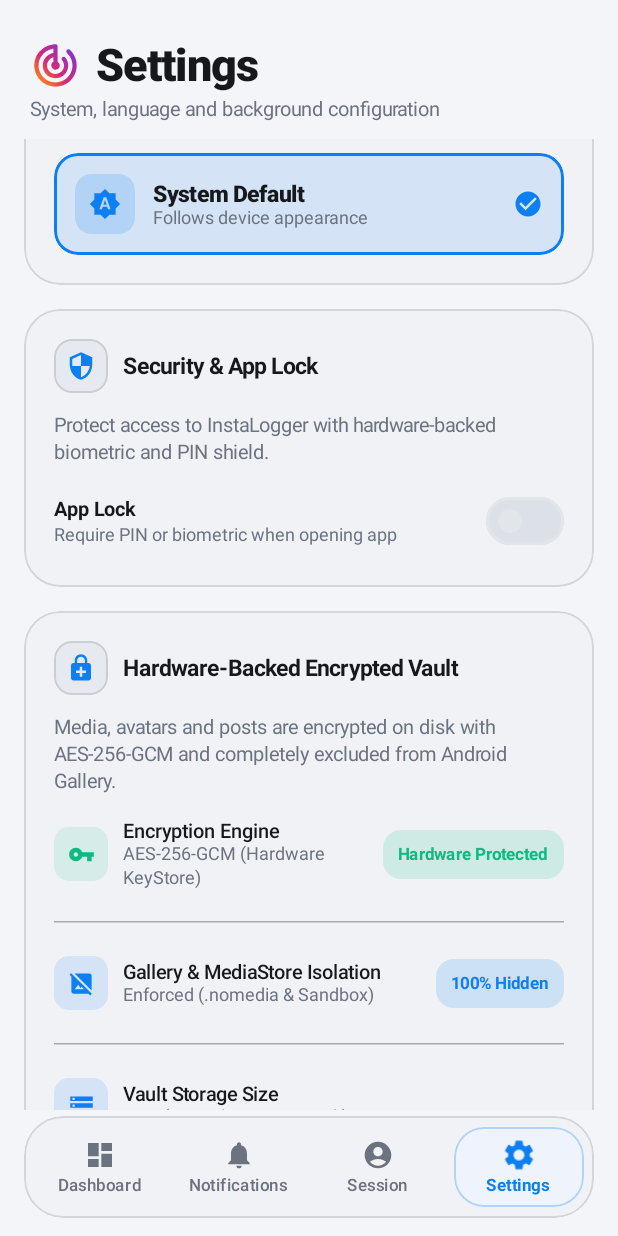
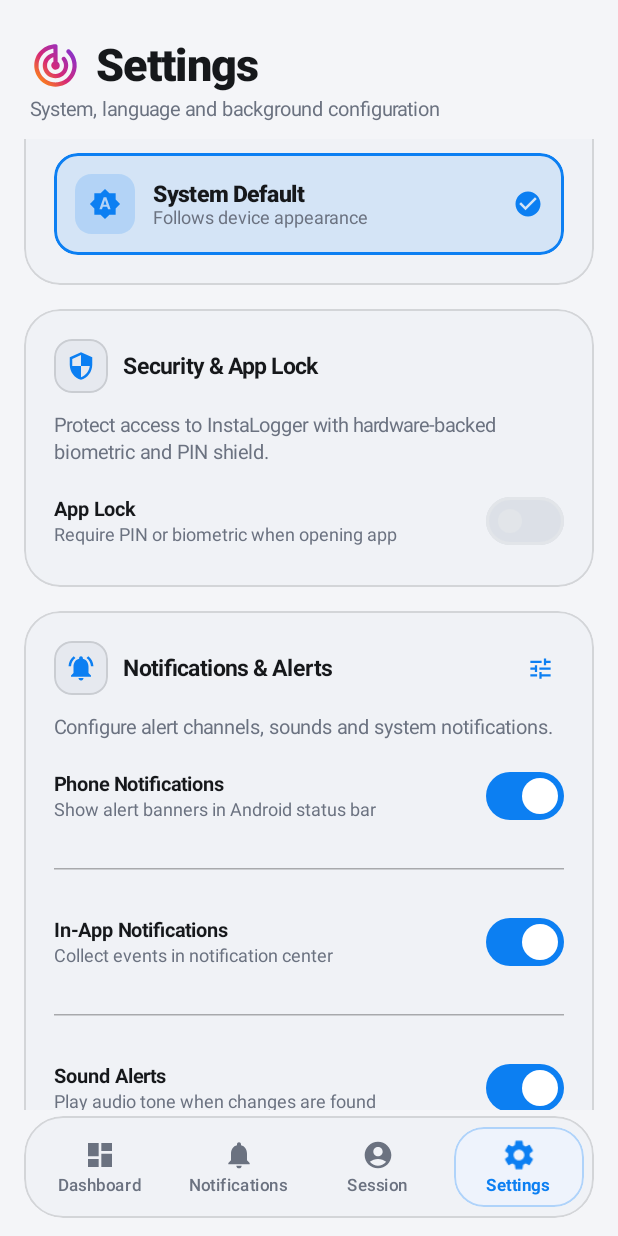
Before and after one commit to ramilseferov/instalogger, an Android app built with Jetpack Compose: the SettingsScreen screen opened through its navigation route, scrolled down 452 dp, on a phone screen of 412 x 824 dp. Run offline under Robolectric (Android 15) with nearby library versions, the phone set to English and light mode, and no system bars; our stand-ins replace Shimmer.

Commit message:
fix(security): resolve biometric prompt context unwrap and remove vault info card from settings

```diff
--- a/android/app/build.gradle.kts
+++ b/android/app/build.gradle.kts
@@ -13,8 +13,8 @@ android {
         applicationId = "com.instalogger.app"
         minSdk = 26
         targetSdk = 35
-        versionCode = 14
-        versionName = "1.0.13"
+        versionCode = 15
+        versionName = "1.0.14"
 
         testInstrumentationRunner = "androidx.test.runner.AndroidJUnitRunner"
         vectorDrawables {
--- a/android/app/src/main/java/com/instalogger/app/MainActivity.kt
+++ b/android/app/src/main/java/com/instalogger/app/MainActivity.kt
@@ -120,7 +120,10 @@ class MainActivity : FragmentActivity() {
             ) {
                 InstaLoggerTheme(themeMode = themeMode) {
                     if (isAppLocked && isLockConfigured) {
-                        AppLockScreen(appLockManager = app.appLockManager)
+                        AppLockScreen(
+                            activity = this@MainActivity,
+                            appLockManager = app.appLockManager
+                        )
                     } else {
                         val navController = rememberNavController()
                         val navBackStackEntry by navController.currentBackStackEntryAsState()
--- a/android/app/src/main/java/com/instalogger/app/ui/screens/SettingsScreen.kt
+++ b/android/app/src/main/java/com/instalogger/app/ui/screens/SettingsScreen.kt
@@ -92,11 +92,6 @@ fun SettingsScreen() {
     var showDisableLockDialog by remember { mutableStateOf(false) }
     var showTimeoutDialog by remember { mutableStateOf(false) }
 
-    val vaultManager = remember { VaultStorageManager.getInstance(context) }
-    var vaultSizeFormatted by remember {
-        mutableStateOf(formatVaultBytes(vaultManager.getVaultSizeBytes()))
-    }
-
     val pinSetSuccessMsg = stringResource(R.string.lock_pin_set_success)
     val pinDisabledSuccessMsg = stringResource(R.string.lock_disabled_success)
     val serviceRestartedMsg = stringResource(R.string.msg_service_restarted)
@@ -374,48 +369,7 @@ fun SettingsScreen() {
                 }
             }
 
-            // 4. Hardware-Backed Encrypted Vault Card
-            SettingsGroupCard(
-                icon = Icons.Default.EnhancedEncryption,
-                title = stringResource(R.string.vault_card_title),
-                description = stringResource(R.string.vault_card_desc)
-            ) {
-                VaultInfoRow(
-                    icon = Icons.Default.VpnKey,
-                    title = stringResource(R.string.vault_status_engine),
-                    value = stringResource(R.string.vault_engine_val),
-                    badgeText = stringResource(R.string.vault_badge_secure),
-                    badgeColor = StatusGreen
-                )
-
-                HorizontalDivider(
-                    modifier = Modifier.padding(vertical = 4.dp),
-                    color = MaterialTheme.colorScheme.outlineVariant.copy(alpha = 0.3f)
-                )
-
-                VaultInfoRow(
-                    icon = Icons.Default.HideImage,
-                    title = stringResource(R.string.vault_gallery_isolation),
-                    value = stringResource(R.string.vault_gallery_isolation_val),
-                    badgeText = stringResource(R.string.vault_badge_isolated),
-                    badgeColor = AccentBlue
-                )
-
-                HorizontalDivider(
-                    modifier = Modifier.padding(vertical = 4.dp),
-                    color = MaterialTheme.colorScheme.outlineVariant.copy(alpha = 0.3f)
-                )
-
-                VaultInfoRow(
-                    icon = Icons.Default.Storage,
-                    title = stringResource(R.string.vault_storage_usage),
-                    value = stringResource(R.string.vault_storage_size_format, vaultSizeFormatted),
-                    badgeText = null,
-                    badgeColor = AccentBlue
-                )
-            }
-
-            // 5. Notification Settings Card
+            // 4. Notification Settings Card
             SettingsGroupCard(
                 icon = Icons.Default.NotificationsActive,
                 title = stringResource(R.string.section_notifications),
@@ -1231,64 +1185,6 @@ private fun ThemeOptionCard(
                     modifier = Modifier.size(20.dp)
                 )
             }
-        }
-    }
-}
-
-@Composable
-private fun VaultInfoRow(
-    icon: ImageVector,
-    title: String,
-    value: String,
-    badgeText: String? = null,
-    badgeColor: Color = AccentBlue
-) {
-    Row(
-        modifier = Modifier
-            .fillMaxWidth()
-            .padding(vertical = 4.dp),
-        verticalAlignment = Alignment.CenterVertically,
-        horizontalArrangement = Arrangement.SpaceBetween
-    ) {
-        Row(
-            modifier = Modifier.weight(1f),
-            verticalAlignment = Alignment.CenterVertically,
-            horizontalArrangement = Arrangement.spacedBy(10.dp)
-        ) {
-            Box(
-                modifier = Modifier
-                    .size(36.dp)
-                    .clip(RoundedCornerShape(10.dp))
-                    .background(badgeColor.copy(alpha = 0.12f)),
-                contentAlignment = Alignment.Center
-            ) {
-                Icon(
-                    imageVector = icon,
-                    contentDescription = null,
-                    tint = badgeColor,
-                    modifier = Modifier.size(18.dp)
-                )
-            }
-            Column {
-                Text(
-                    text = title,
-                    style = MaterialTheme.typography.bodyMedium,
-                    fontWeight = FontWeight.SemiBold,
-                    color = MaterialTheme.colorScheme.onSurface
-                )
-                Text(
-                    text = value,
-                    style = MaterialTheme.typography.bodySmall,
-                    color = MaterialTheme.colorScheme.onSurfaceVariant
-                )
-            }
-        }
-        if (badgeText != null) {
-            StatusBadge(
-                text = badgeText,
-                containerColor = badgeColor.copy(alpha = 0.15f),
-                contentColor = badgeColor
-            )
         }
     }
 }
@@ -1665,14 +1561,3 @@ private fun AutoLockTimeoutDialog(
         }
     )
 }
-
-private fun formatVaultBytes(bytes: Long): String {
-    if (bytes <= 0) return "0 KB"
-    val kb = bytes / 1024.0
-    val mb = kb / 1024.0
-    return if (mb >= 1.0) {
-        String.format(Locale.US, "%.1f MB", mb)
-    } else {
-        String.format(Locale.US, "%.1f KB", kb)
-    }
-}
```
Also changed, not shown: android/app/src/main/java/com/instalogger/app/ui/screens/AppLockScreen.kt (+50 -21 lines).
